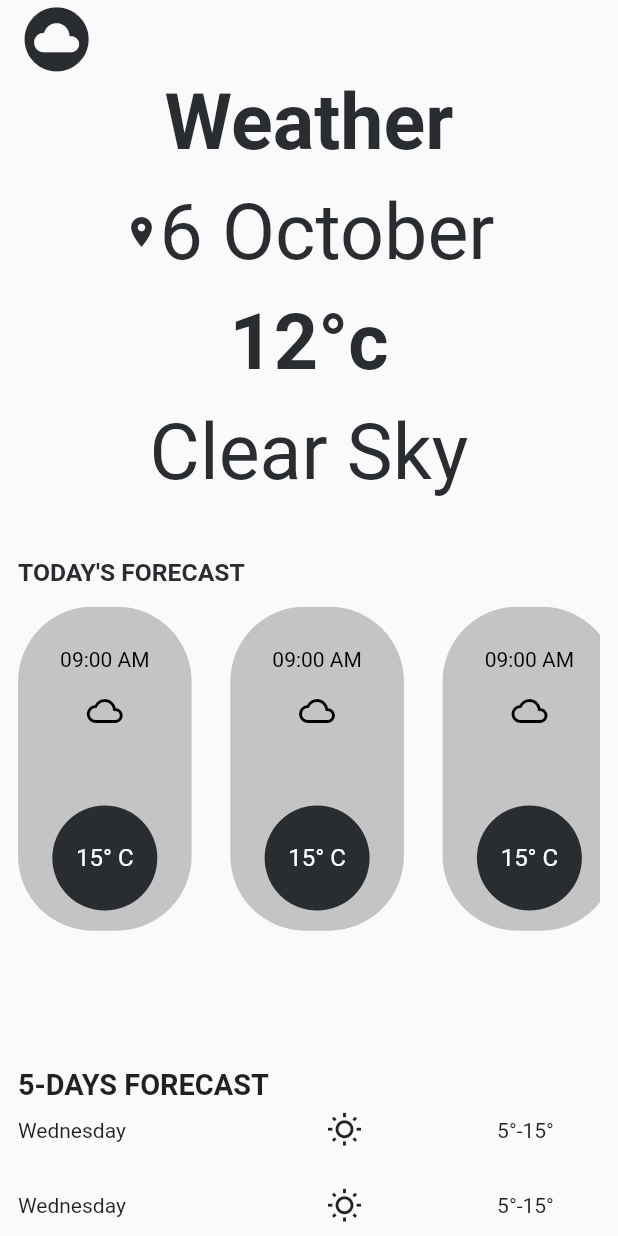
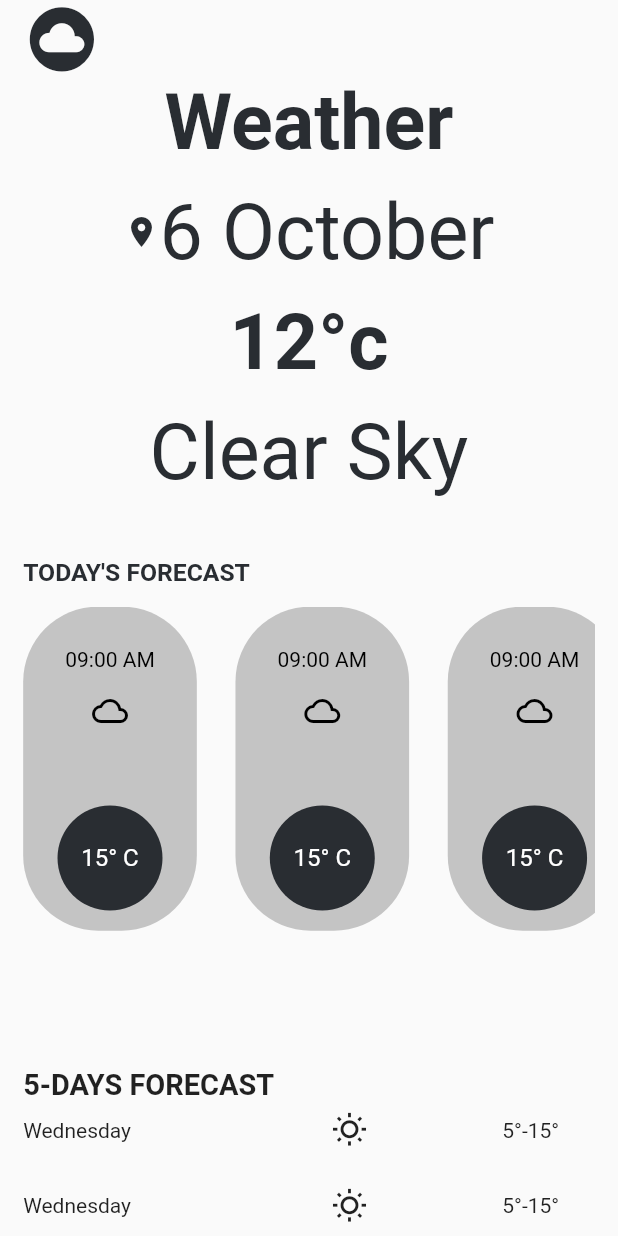
Before and after one commit to asirabdelhady/Graduation_Project, a Flutter app: the WeatherScreen screen opened directly, on a phone screen of 412 x 824 dp. Run offline on Flutter 3.47's test engine with Material 2 defaults, Android fonts, the phone set to English and light mode, and no system bars; our stand-ins replace curved_navigation_bar, expandable_text, fluttertoast, smooth_page_indicator.

Commit message:
commit asir

```diff
--- a/lib/modules/categories/category_screen.dart
+++ b/lib/modules/categories/category_screen.dart
@@ -3,7 +3,7 @@ import 'package:tour_guide_app/shared/components/components.dart';
 import 'package:tour_guide_app/shared/styles/colors.dart';
 
 class CategoryScreen extends StatelessWidget{
-//hii
+
   @override
   Widget build(BuildContext context) {
     var mediaQueryHeight = MediaQuery.of(context).size.height;
--- a/lib/modules/login/loginpage.dart
+++ b/lib/modules/login/loginpage.dart
@@ -4,7 +4,6 @@ import 'package:tour_guide_app/shared/styles/colors.dart';
 import 'package:tour_guide_app/shared/components/components.dart';
 
 import '../../navigation.dart';
-//bngrb tany
 class loginPage extends StatefulWidget {
   @override
   State<loginPage> createState() => _loginPageState();
@@ -21,6 +20,7 @@ class _loginPageState extends State<loginPage> {
     var mediaQueryWidth = MediaQuery.of(context).size.width;
     return Scaffold(
       body: SafeArea(
+        child: SingleChildScrollView(
           child: Column(
             children: [
               Row(
@@ -124,6 +124,7 @@ class _loginPageState extends State<loginPage> {
             ],
           ),
         ),
+      ),
     );
   }
 }
--- a/lib/modules/weather/weather_screen.dart
+++ b/lib/modules/weather/weather_screen.dart
@@ -19,7 +19,7 @@ class _WeatherScreen extends State<WeatherScreen> {
     return Scaffold(
       body: SafeArea(
         child: Padding(
-          padding: EdgeInsets.symmetric(horizontal: 12.0),
+          padding: EdgeInsets.symmetric(horizontal: mediaQueryWidth*0.0375),
           child: SingleChildScrollView(
             child: Column(
               children: [
```
Lines whose indentation alone changed are shown as unchanged.
